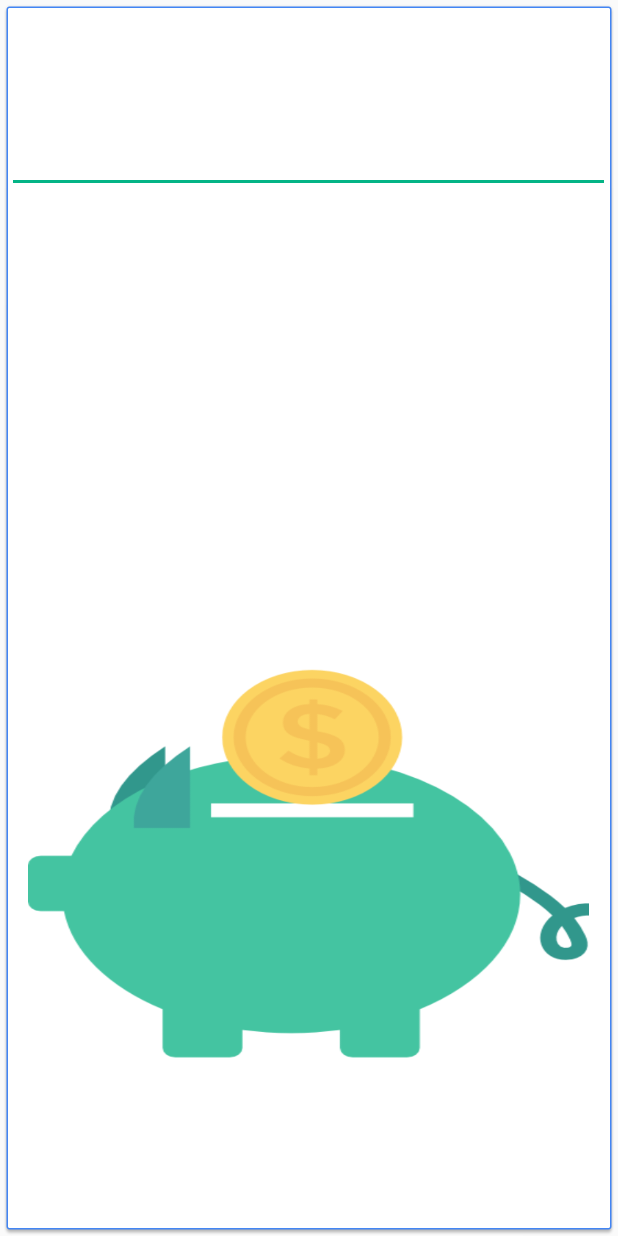
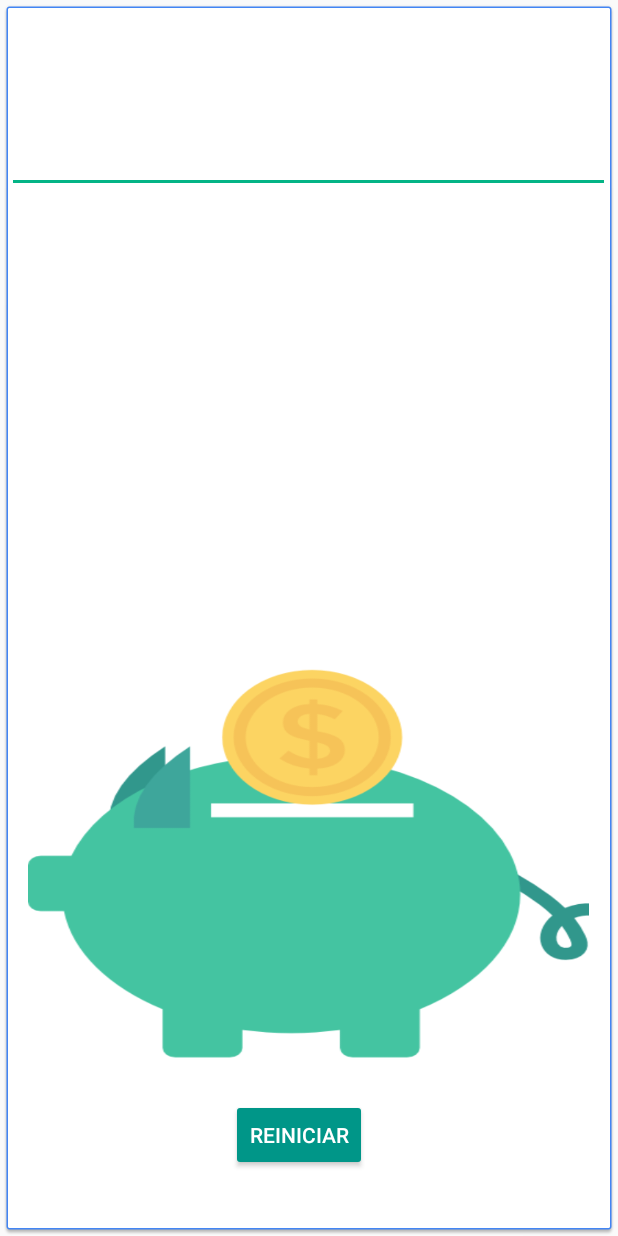
Before and after one commit to DarvinCD/IntegradorMovil, an Android app: the layout fragment_fragment_ahorro.xml on its own in the app's theme, with its tools: preview values and no code run, on a phone screen of 412 x 824 dp. Run offline under Robolectric (Android 15) with nearby library versions, the phone set to English and light mode, and no system bars.

Commit message:
Reiniciar y Splash

```diff
--- a/app/src/main/java/com/example/daniel/integradormovil/SplashActivity.java
+++ b/app/src/main/java/com/example/daniel/integradormovil/SplashActivity.java
@@ -22,7 +22,7 @@ public class SplashActivity extends AppCompatActivity {
             @Override
             public void run() {
 
-                Intent intent = new Intent(SplashActivity.this, NavegationActivity.class);
+                Intent intent = new Intent(SplashActivity.this, LoginActivity.class);
                 startActivity(intent);
                 finish();
             }
--- a/app/src/main/res/layout/fragment_fragment_ahorro.xml
+++ b/app/src/main/res/layout/fragment_fragment_ahorro.xml
@@ -19,8 +19,8 @@
             android:layout_marginTop="30dp"
             android:text=""
             android:textColor="#0288D1"
-            android:textStyle="bold"
-            android:textSize="40sp" />
+            android:textSize="40sp"
+            android:textStyle="bold" />
 
         <View
             android:layout_width="match_parent"
@@ -34,9 +34,9 @@
             android:id="@+id/txtahorro"
             android:layout_width="match_parent"
             android:layout_height="270dp"
+            android:layout_alignParentBottom="true"
             android:layout_marginLeft="10dp"
             android:layout_marginRight="10dp"
-            android:layout_alignParentBottom="true"
             android:layout_marginBottom="100dp"
             android:background="@drawable/cwi"
             android:gravity="center"
@@ -45,6 +45,19 @@
             android:textSize="60sp"
             android:textStyle="bold" />
 
+        <Button
+            android:id="@+id/btnreiniciar"
+            style="@style/Widget.AppCompat.Button.Colored"
+            android:layout_width="wrap_content"
+            android:layout_height="wrap_content"
+            android:layout_alignParentStart="true"
+            android:layout_alignParentLeft="true"
+            android:layout_alignParentBottom="true"
+            android:layout_marginStart="145dp"
+            android:layout_marginLeft="144dp"
+            android:layout_marginBottom="35dp"
+            android:text="REINICIAR" />
+
     </RelativeLayout>
 
 </FrameLayout>
```
Also changed, not shown: app/src/main/java/com/example/daniel/integradormovil/FragmentAhorro.java (+17 -2 lines).
